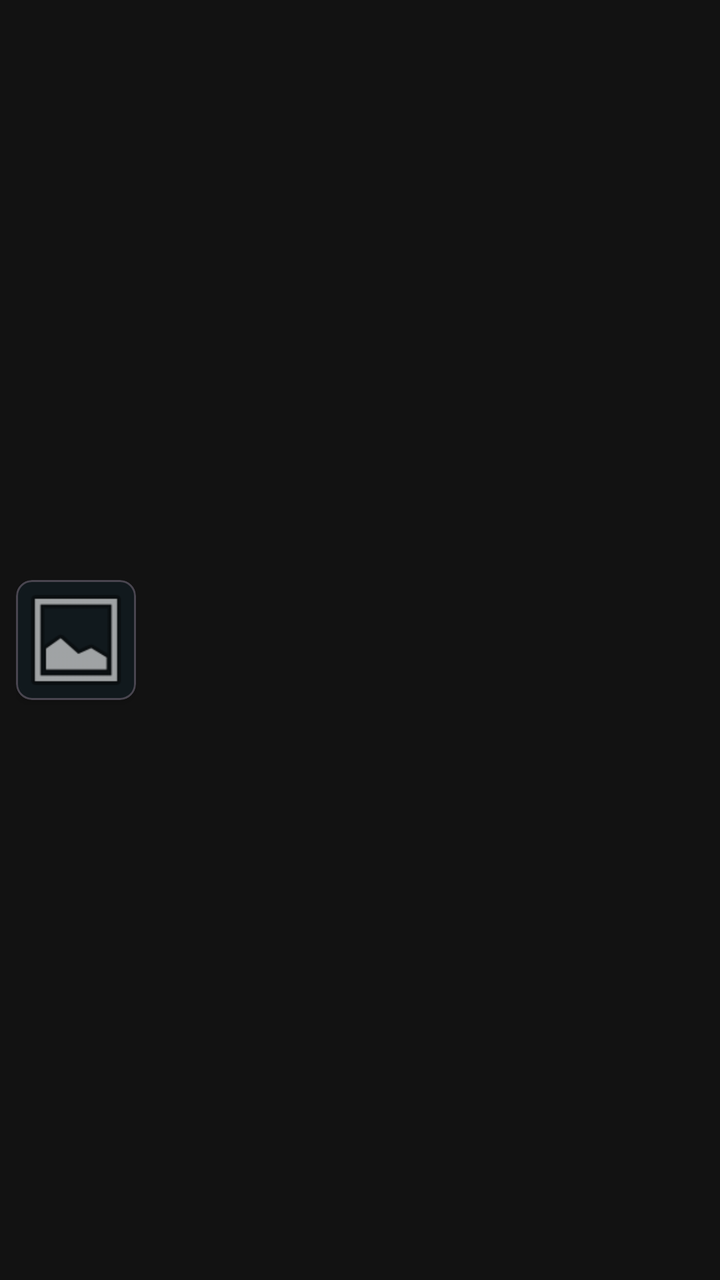
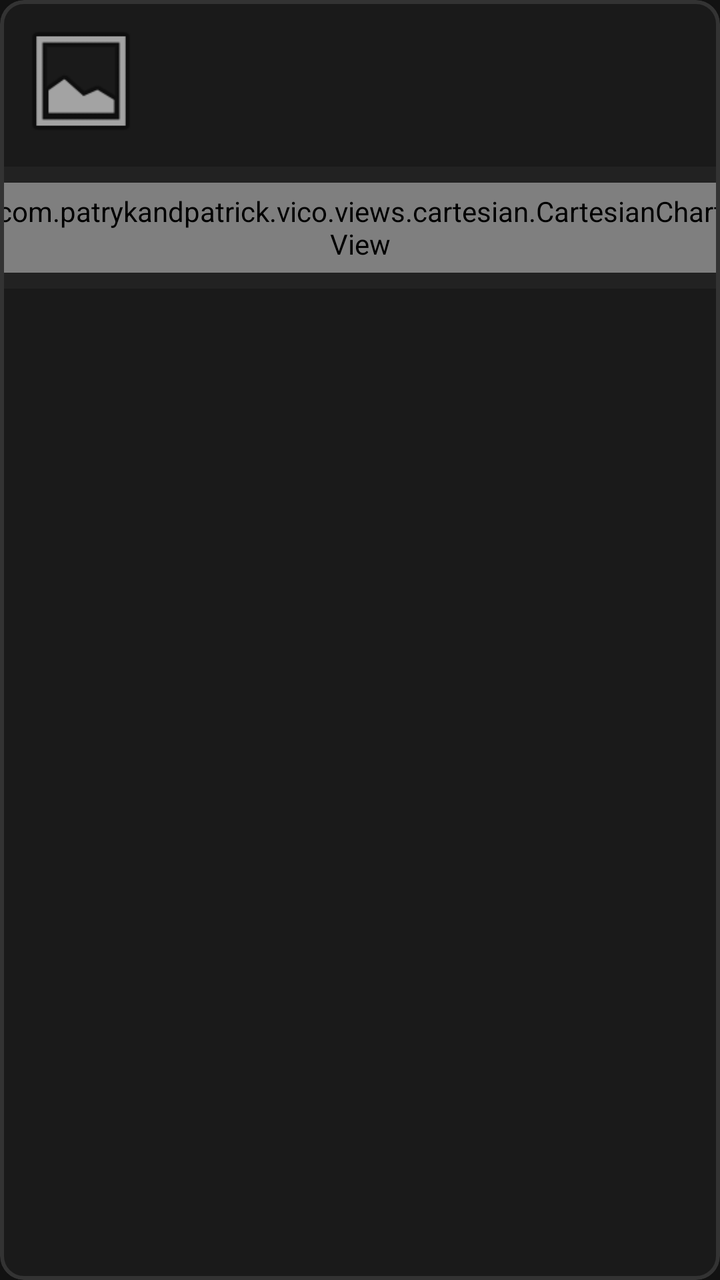

An Android layout rendered at two revisions. The XML below is the earlier revision; the diff shows what the commit changed to produce the second picture.
<!-- AndroidManifest.xml: application theme Theme.VT5.Dark -->
<!-- res/layout/item_ai_suggestion.xml -->
<?xml version="1.0" encoding="utf-8"?>
<LinearLayout xmlns:android="http://schemas.android.com/apk/res/android"
    android:layout_width="match_parent"
    android:layout_height="wrap_content"
    android:orientation="horizontal"
    android:padding="8dp"
    android:gravity="center_vertical">

    <com.google.android.material.card.MaterialCardView
        android:layout_width="60dp"
        android:layout_height="60dp"
        android:layout_marginEnd="12dp"
        app:cardCornerRadius="8dp"
        app:cardElevation="2dp"
        xmlns:app="http://schemas.android.com/apk/res-auto">

        <ImageView
            android:id="@+id/ivSpecies"
            android:layout_width="match_parent"
            android:layout_height="match_parent"
            android:scaleType="centerCrop"
            android:src="@android:drawable/ic_menu_gallery" />
    </com.google.android.material.card.MaterialCardView>

    <LinearLayout
        android:layout_width="0dp"
        android:layout_height="wrap_content"
        android:layout_weight="1"
        android:orientation="vertical">

        <TextView
            android:id="@+id/tvGuild"
            android:layout_width="match_parent"
            android:layout_height="wrap_content"
            android:textSize="11sp"
            android:textColor="#AAAAAA"
            android:textAllCaps="true" />

        <TextView
            android:id="@+id/tvSpeciesName"
            android:layout_width="match_parent"
            android:layout_height="wrap_content"
            android:textSize="16sp"
            android:textStyle="bold"
            android:textColor="@android:color/white" />

        <TextView
            android:id="@+id/tvProbability"
            android:layout_width="match_parent"
            android:layout_height="wrap_content"
            android:textSize="13sp"
            android:textColor="@color/vt5_light_blue" />

    </LinearLayout>

</LinearLayout>
<!-- resources referenced by this layout -->
<resources>
  <color name="vt5_light_blue">#117CAF</color>
  <color name="vt5_black">#121212</color>
  <color name="vt5_on_surface">@color/popup_bg_wit</color>
  <color name="vt5_white">#FFFFFF</color>
  <style name="Widget.VT5.Button" parent="Widget.Material3.Button">
          
          <item name="cornerRadius">@dimen/vt5_btn_corner</item>
          <item name="android:insetLeft">0dp</item>
          <item name="android:insetRight">0dp</item>
          <item name="android:insetTop">0dp</item>
          <item name="android:insetBottom">0dp</item>
          <item name="iconPadding">8dp</item>
          <item name="android:minHeight">48dp</item>
  
          
          <item name="backgroundTint">@color/vt5_light_blue</item>
          <item name="android:textColor">@color/vt5_white</item>
          <item name="rippleColor">?attr/colorPrimaryContainer</item>
  
          
          <item name="strokeColor">@color/vt5_light_gray</item>
          <item name="strokeWidth">0dp</item>
      </style>
  <style name="ThemeOverlay.VT5.MaterialAlertDialog" parent="ThemeOverlay.Material3.MaterialAlertDialog">
          <item name="buttonBarPositiveButtonStyle">@style/Widget.VT5.AlertDialog.Button</item>
          <item name="buttonBarNegativeButtonStyle">@style/Widget.VT5.AlertDialog.Button</item>
          <item name="buttonBarNeutralButtonStyle">@style/Widget.VT5.AlertDialog.Button</item>
      </style>
  <color name="popup_bg_wit">#FFFFFFFF</color>
  <!-- drawable vt5_btn_selector (drawable) -->
  <?xml version="1.0" encoding="utf-8"?>
  <selector xmlns:android="http://schemas.android.com/apk/res/android">
  
      
      <item android:state_checked="true" android:drawable="@drawable/vt5_btn_checked" />
  
      
      <item android:state_pressed="true" android:drawable="@drawable/vt5_btn_pressed" />
  
      
      <item android:drawable="@drawable/vt5_btn_unchecked" />
  </selector>
  <dimen name="vt5_btn_stroke">1dp</dimen>
  <dimen name="vt5_btn_corner">6dp</dimen>
  <color name="vt5_light_gray">#5D748C</color>
  <style name="Widget.VT5.AlertDialog.Button" parent="Widget.Material3.Button.TextButton.Dialog">
          <item name="android:textColor">@color/vt5_white</item>
      </style>
  <!-- drawable vt5_btn_checked (drawable) -->
  <?xml version="1.0" encoding="utf-8"?>
  <shape xmlns:android="http://schemas.android.com/apk/res/android" android:shape="rectangle">
      
      <solid android:color="@color/vt5_light_blue" />
      
      <corners android:radius="@dimen/vt5_btn_corner" />
      
      <padding android:left="8dp" android:top="6dp" android:right="8dp" android:bottom="6dp" />
  </shape>
  <!-- drawable vt5_btn_pressed (drawable) -->
  <?xml version="1.0" encoding="utf-8"?>
  <shape xmlns:android="http://schemas.android.com/apk/res/android" android:shape="rectangle">
      
      <solid android:color="@color/vt5_light_blue" />
      <corners android:radius="@dimen/vt5_btn_corner" />
      <padding android:left="8dp" android:top="6dp" android:right="8dp" android:bottom="6dp" />
  </shape>
  <!-- drawable vt5_btn_unchecked (drawable) -->
  <?xml version="1.0" encoding="utf-8"?>
  <shape xmlns:android="http://schemas.android.com/apk/res/android" android:shape="rectangle">
      
      <solid android:color="@color/vt5_black" />
      
      <stroke android:width="@dimen/vt5_btn_stroke" android:color="@color/vt5_light_blue" />
      <corners android:radius="@dimen/vt5_btn_corner" />
      <padding android:left="8dp" android:top="6dp" android:right="8dp" android:bottom="6dp" />
  </shape>
  <!-- unchanged entries left out for length: 2 -->
</resources>

<!-- the commit's change to res/layout/item_ai_suggestion.xml (unified diff, before → after) -->
@@ -1,56 +1,108 @@
 <?xml version="1.0" encoding="utf-8"?>
-<LinearLayout xmlns:android="http://schemas.android.com/apk/res/android"
+<com.google.android.material.card.MaterialCardView xmlns:android="http://schemas.android.com/apk/res/android"
+    xmlns:app="http://schemas.android.com/apk/res-auto"
+    android:id="@+id/cardSuggestion"
     android:layout_width="match_parent"
     android:layout_height="wrap_content"
-    android:orientation="horizontal"
-    android:padding="8dp"
-    android:gravity="center_vertical">
-
-    <com.google.android.material.card.MaterialCardView
-        android:layout_width="60dp"
-        android:layout_height="60dp"
-        android:layout_marginEnd="12dp"
-        app:cardCornerRadius="8dp"
-        app:cardElevation="2dp"
-        xmlns:app="http://schemas.android.com/apk/res-auto">
-
-        <ImageView
-            android:id="@+id/ivSpecies"
-            android:layout_width="match_parent"
-            android:layout_height="match_parent"
-            android:scaleType="centerCrop"
-            android:src="@android:drawable/ic_menu_gallery" />
-    </com.google.android.material.card.MaterialCardView>
+    android:layout_margin="4dp"
+    app:cardBackgroundColor="#1A1A1A"
+    app:cardCornerRadius="12dp"
+    app:strokeColor="#333333"
+    app:strokeWidth="2dp">
 
     <LinearLayout
-        android:layout_width="0dp"
+        android:layout_width="match_parent"
         android:layout_height="wrap_content"
-        android:layout_weight="1"
         android:orientation="vertical">
 
-        <TextView
-            android:id="@+id/tvGuild"
+        <LinearLayout
             android:layout_width="match_parent"
             android:layout_height="wrap_content"
-            android:textSize="11sp"
-            android:textColor="#AAAAAA"
-            android:textAllCaps="true" />
+            android:orientation="horizontal"
+            android:padding="8dp">
 
-        <TextView
-            android:id="@+id/tvSpeciesName"
+            <com.google.android.material.imageview.ShapeableImageView
+                android:id="@+id/ivSpecies"
+                android:layout_width="65dp"
+                android:layout_height="65dp"
+                android:scaleType="centerCrop"
+                android:src="@android:drawable/ic_menu_gallery"
+                app:shapeAppearanceOverlay="@style/ShapeAppearance.Material3.Corner.Small" />
+
+            <LinearLayout
+                android:layout_width="0dp"
+                android:layout_height="wrap_content"
+                android:layout_marginStart="12dp"
+                android:layout_weight="1"
+                android:orientation="vertical">
+
+                <RelativeLayout
+                    android:layout_width="match_parent"
+                    android:layout_height="wrap_content">
+                    <TextView
+                        android:id="@+id/tvSpeciesName"
+                        android:layout_width="wrap_content"
+                        android:layout_height="wrap_content"
+                        android:layout_alignParentStart="true"
+                        android:textColor="@color/vt5_white"
+                        android:textSize="15sp"
+                        android:textStyle="bold" />
+                    <TextView
+                        android:id="@+id/tvExpectedIndex"
+                        android:layout_width="wrap_content"
+                        android:layout_height="wrap_content"
+                        android:layout_alignParentEnd="true"
+                        android:textColor="@color/vt5_white"
+                        android:alpha="0.8"
+                        android:textSize="14sp" />
+                </RelativeLayout>
+
+                <TextView
+                    android:id="@+id/tvGuild"
+                    android:layout_width="match_parent"
+                    android:layout_height="wrap_content"
+                    android:textColor="@color/vt5_white"
+                    android:alpha="0.6"
+                    android:textAllCaps="true"
+                    android:textSize="11sp" />
+
+                <TextView
+                    android:id="@+id/tvScientificInfo"
+                    android:layout_width="match_parent"
+                    android:layout_height="wrap_content"
+                    android:layout_marginTop="2dp"
+                    android:textColor="@color/vt5_green"
+                    android:textSize="11sp" />
+
+                <TextView
+                    android:id="@+id/tvHistoric"
+                    android:layout_width="match_parent"
+                    android:layout_height="wrap_content"
+                    android:layout_marginTop="1dp"
+                    android:textColor="@color/vt5_orange"
+                    android:textSize="11sp" />
+            </LinearLayout>
+        </LinearLayout>
+
+        <FrameLayout
+            android:id="@+id/clGraphContainer"
             android:layout_width="match_parent"
             android:layout_height="wrap_content"
-            android:textSize="16sp"
-            android:textStyle="bold"
-            android:textColor="@android:color/white" />
-
-        <TextView
-            android:id="@+id/tvProbability"
-            android:layout_width="match_parent"
-            android:layout_height="wrap_content"
-            android:textSize="13sp"
-            android:textColor="@color/vt5_light_blue" />
-
+            android:background="#222222"
+            android:paddingTop="8dp"
+            android:paddingBottom="8dp">
+            <com.patrykandpatrick.vico.views.cartesian.CartesianChartView
+                android:id="@+id/sparklinePhenology"
+                android:layout_width="366dp"
+                android:layout_height="45dp"
+                android:layout_gravity="center_horizontal" />
+            <View
+                android:id="@+id/viewDateIndicator"
+                android:layout_width="1.5dp"
+                android:layout_height="45dp"
+                android:background="#FF0000"
+                android:elevation="4dp"
+                android:visibility="gone" />
+        </FrameLayout>
     </LinearLayout>
-
-</LinearLayout>
+</com.google.android.material.card.MaterialCardView>
<!-- resource entries referenced after the edit -->
@@ -1,5 +1,7 @@
 <!-- resources referenced by this layout -->
 <resources>
+  <color name="vt5_green">#80D97A</color>
+  <color name="vt5_orange">#EF6929</color>
   <color name="vt5_light_blue">#117CAF</color>
   <color name="vt5_black">#121212</color>
   <color name="vt5_on_surface">@color/popup_bg_wit</color>
